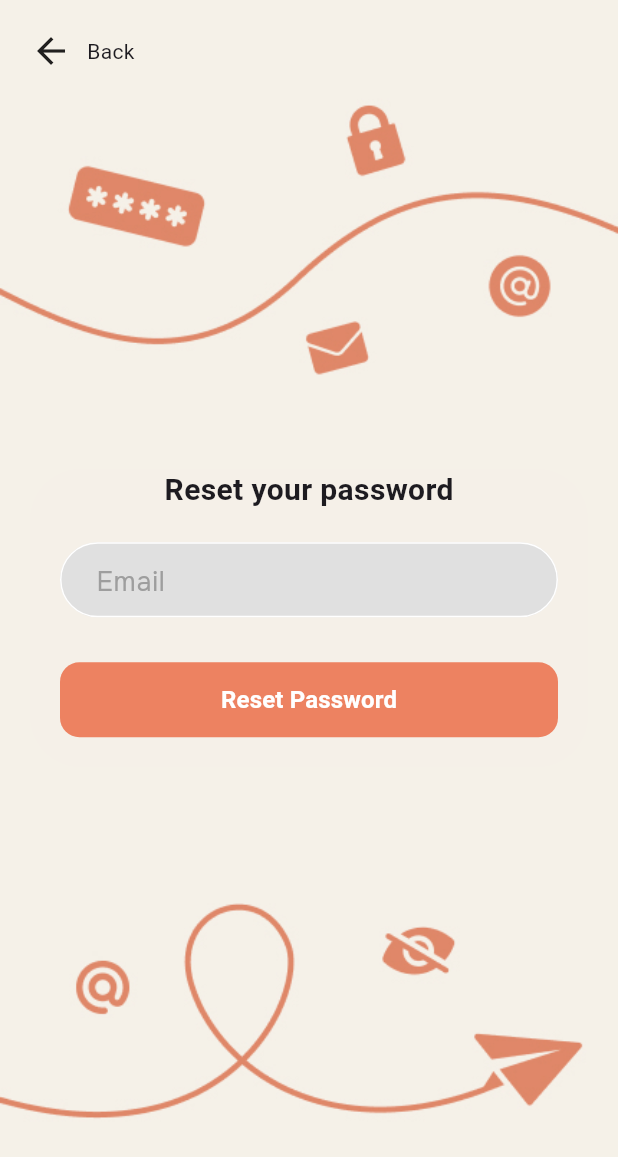
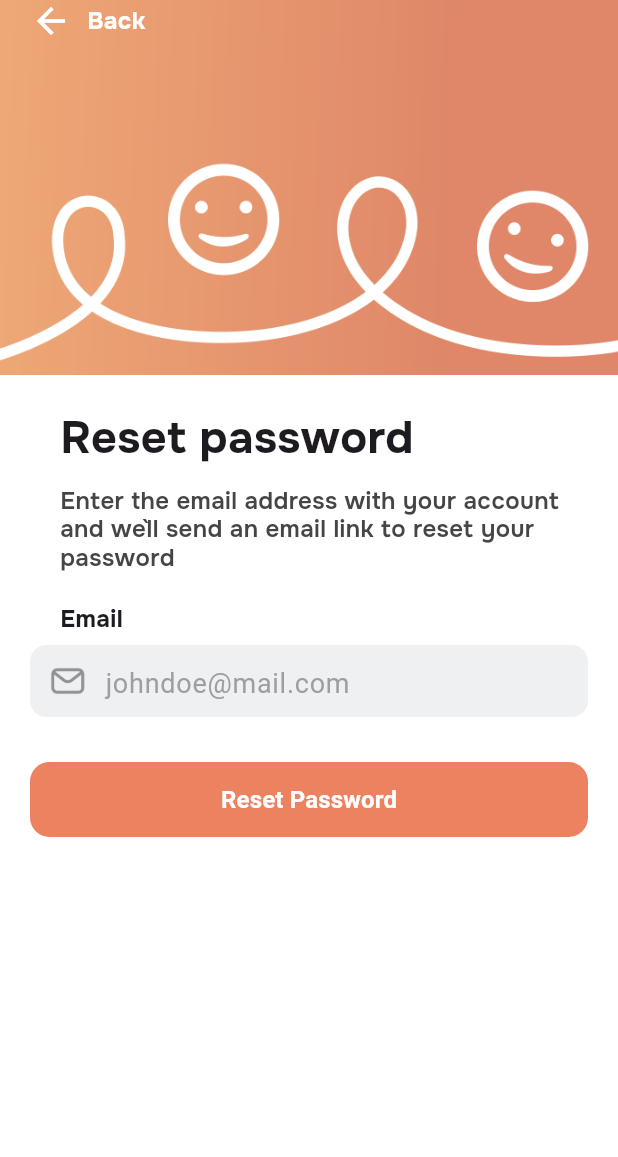
Before and after one commit to TshephangMogotsi/YouthSpot2025, a Flutter app: the ResetPasswordPage screen opened directly, on a phone screen of 412 x 824 dp. Shown: the top 1157 px of the screen. Run offline on Flutter 3.47's test engine with Material 3 defaults, Android fonts, the phone set to English and light mode, and no system bars; our stand-ins replace auto_size_text, awesome_notifications, cached_network_image, date_picker_timeline, device_info_plus, dio and 19 more; missing offline and left inert: day_night_time_picker, maps_launcher, pdfx; accounts and stored records are empty; project files that could hold a hidden picture were left out.

Commit message:
updated UI for rest password page

```diff
--- a/lib/auth/reset_password.dart
+++ b/lib/auth/reset_password.dart
@@ -1,3 +1,4 @@
+import 'package:lottie/lottie.dart';
 import 'package:provider/provider.dart';
 import 'package:supabase_flutter/supabase_flutter.dart';
 import 'package:youthspot/auth/auth_service.dart';
@@ -7,7 +8,7 @@ import 'package:youthspot/config/font_constants.dart';
 import '../../config/constants.dart';
 import '../../config/theme_manager.dart';
 import '../../services/services_locator.dart';
-import '../global_widgets/custom_textfield.dart';
+import '../global_widgets/field_with_live_validation.dart';
 import '../global_widgets/primary_button.dart';
 import '../global_widgets/primary_padding.dart';
 
@@ -22,162 +23,130 @@ class _ResetPasswordPageState extends State<ResetPasswordPage> {
   final TextEditingController emailController = TextEditingController();
   final _formKey = GlobalKey<FormState>();
   bool isSubmitted = false;
+  bool isLoading = false;
   String? error;
 
+  // How far from the top the panel should start BEFORE submit
+  static const double _collapsedTopOffset = 250;
+
   Future<void> resetPassword() async {
-    if (!_formKey.currentState!.validate()) return;
+    // Use a null-safe validate guard
+    final isValid = _formKey.currentState?.validate() ?? false;
+    if (!isValid) return;
+
+    setState(() {
+      isLoading = true;
+      error = null;
+    });
 
     final auth = Provider.of<AuthService>(context, listen: false);
     try {
-      await auth.resetPassword(
-        email: emailController.text.trim(),
-      );
+      await auth.resetPassword(email: emailController.text.trim());
+      if (!mounted) return;
       setState(() {
         isSubmitted = true;
-        error = null;
       });
     } on AuthException catch (e) {
+      if (!mounted) return;
       setState(() {
         error = e.message;
+      });
       if (kDebugMode) print('Reset password error: $error');
-      });
     } catch (e) {
+      if (!mounted) return;
       setState(() {
         error = 'Network error. Please check your internet connection and try again.';
+      });
       if (kDebugMode) print('Reset password error: $e');
+    } finally {
+      if (!mounted) return;
+      setState(() {
+        isLoading = false;
       });
     }
   }
 
-
   @override
   Widget build(BuildContext context) {
     final themeManager = getIt<ThemeManager>();
+    final size = MediaQuery.of(context).size;
+
+    // Panel height is full height minus the top offset (0 after submit -> full screen)
+    final double panelHeight = size.height - (isSubmitted ? 0 : _collapsedTopOffset);
 
     return ValueListenableBuilder<ThemeMode>(
       valueListenable: themeManager.themeMode,
       builder: (context, theme, _) {
         return Scaffold(
-          backgroundColor:
-              theme == ThemeMode.dark ? const Color(0xFF1C1C24) : Colors.white,
+          backgroundColor: theme == ThemeMode.dark ? const Color(0xFF1C1C24) : Colors.white,
           body: Stack(
             children: [
-              Image.asset(
-                'assets/Backgrounds/Reset password.jpg',
-                fit: BoxFit.cover,
+              // Background image (visible only before submit above the panel)
+              Positioned.fill(
+                child: Image.asset(
+                  'assets/Backgrounds/login_background.png',
+                  fit: BoxFit.fitWidth,
+                  alignment: Alignment.topCenter,
+                ),
+              ),
+
+              // White panel that grows upward to full screen on success
+              Align(
+                alignment: Alignment.bottomCenter,
+                child: AnimatedContainer(
+                  duration: const Duration(milliseconds: 350),
+                  curve: Curves.easeInOut,
+                  // Your tweak: keep content at top before submit
+                  alignment: !isSubmitted ? Alignment.topCenter : null,
+                  height: panelHeight.clamp(0.0, size.height),
                   width: double.infinity,
-                height: double.infinity,
+                  color: Colors.white,
+                  child: SafeArea(
+                    top: false, // allow panel to cover the top when expanded
+                    child: PrimaryPadding(
+                      child: AnimatedSwitcher(
+                        duration: const Duration(milliseconds: 200),
+                        child: isSubmitted ? _buildSuccessContent() : _buildFormContent(),
                       ),
+                    ),
+                  ),
+                ),
+              ),
+
+              // Back button row (visible only pre-submit so success stays all white)
+              if (!isSubmitted)
                 SafeArea(
-                child: Column(
-                  children: [
-                    const Height20(),
-                    PrimaryPadding(
+                  child: PrimaryPadding(
                     child: InkWell(
-                        onTap: () {
-                          Navigator.of(context).pop();
-                        },
+                      onTap: () => Navigator.of(context).pop(),
                       child: Row(
                         children: [
-                            const Icon(Icons.arrow_back, size: 28),
+                          const Icon(Icons.arrow_back, size: 28, color: Colors.white),
                           const Width10(),
                           Text(
                             'Back',
-                              // style: titleStyle.copyWith(
-                              //   fontSize: 22,
-                              // ),
+                            style: AppTextStyles.primaryBold.copyWith(color: Colors.white),
                           ),
                         ],
                       ),
                     ),
                   ),
-                   if (isSubmitted)
-  Expanded(
-    child: Center(
-      child: PrimaryPadding(
-        child: Column(
-          mainAxisSize: MainAxisSize.min,
-          children: [
-            Text(
-              "A password reset link has been sent to ${emailController.text.trim()}",
-              style: AppTextStyles.primaryBigSemiBold,
-              textAlign: TextAlign.center,
-              // style: titleStyle.copyWith(
-              //   fontSize: 16,
-              // ),
                 ),
-            const Height20(),
-            PrimaryButton(
-              label: 'Back to Login',
-              customBackgroundColor: kSSIorange,
-              onTap: () => Navigator.of(context).pop(),
-            ),
-            const Height20(),
-          ],
-        ),
-      ),
-    ),
-  ),
-                  ],
-                ),
-              ),
-              if (!isSubmitted)
-                Center(
-                  child: Form(
-                    key: _formKey,
-                    child: PrimaryPadding(
+
+              // Loading overlay: dim background + centered circular progress + input blocker
+              if (isLoading)
+                Positioned.fill(
+                  child: AbsorbPointer(
+                    absorbing: true,
                     child: Container(
-                        decoration: BoxDecoration(
-                          color: backgroundColorLight,
-                          borderRadius: BorderRadius.circular(mainBorderRadius),
-                        ),
-                        child: PrimaryPadding(
-                          child: Column(
-                            mainAxisSize: MainAxisSize.min,
-                            children: [
-                              const Text(
-                                'Reset your password',
-                                style: TextStyle(
-                                  fontSize: 20,
-                                  fontWeight: FontWeight.bold,
-                                ),
-                              ),
-                              const Height10(),
-                              CustomTextField(
-                                hintText: 'Email',
-                                controller: emailController,
-                                isOnWhiteBackground: true,
-                                fillColor: Colors.grey[300],
-                                validator: (value) {
-                                  if (value == null || value.isEmpty) {
-                                    return 'Email is required';
-                                  }
-                                  final regex = RegExp(r'^[^@]+@[^@]+\.[^@]+');
-                                  if (!regex.hasMatch(value.trim())) {
-                                    return 'Enter a valid email';
-                                  }
-                                  return null;
-                                },
-                              ),
-                              const Height20(),
-                              if (error != null)
-                                Text(
-                                  error!,
-                                  style: const TextStyle(
-                                      color: pinkClr, fontSize: 14),
-                                ),
-                              const Height10(),
-                              PrimaryButton(
-                                label: 'Reset Password',
-                                customBackgroundColor: kSSIorange,
-                                onTap: () {
-                                  if (_formKey.currentState!.validate()) {
-                                    resetPassword();
-                                  }
-                                },
-                              ),
-                              const Height20(),
-                            ],
+                      color: Colors.black.withOpacity(0.15),
+                      child: const Center(
+                        child: SizedBox(
+                          width: 56,
+                          height: 56,
+                          child: CircularProgressIndicator(
+                            strokeWidth: 4,
+                            color: Colors.white,
                           ),
                         ),
                       ),
@@ -190,4 +159,168 @@ class _ResetPasswordPageState extends State<ResetPasswordPage> {
       },
     );
   }
+
+  // Form content wrapped in a Form with the key
+  Widget _buildFormContent() {
+    // Keep a small spacer so content sits ~20–30px from the top of the sheet.
+    return Form(
+      key: _formKey,
+      child: SingleChildScrollView(
+        physics: const BouncingScrollPhysics(),
+        child: Column(
+          crossAxisAlignment: CrossAxisAlignment.start,
+          children: [
+            const SizedBox(height: 30),
+            Row(
+              children: [
+                const Width20(),
+                Text(
+                  'Reset password',
+                  style: AppTextStyles.primaryBigBold.copyWith(fontSize: 30, height: .8),
+                ),
+              ],
+            ),
+            const Height20(),
+            Row(
+              children: [
+                const Width20(),
+                Flexible(
+                  child: Text(
+                    'Enter the email address with your account and we`ll send an email link to reset your password',
+                    style: AppTextStyles.primarySemiBold.copyWith(
+                      height: 1.2,
+                      color: const Color(0xFF454545),
+                    ),
+                  ),
+                ),
+              ],
+            ),
+            const Height20(),
+            FieldWithLiveValidation(
+              leadingAsset: 'assets/icon/mail.png',
+              title: "Email",
+              hintText: "johndoe@mail.com",
+              controller: emailController,
+              validator: (value) {
+                if (value == null || value.isEmpty) return 'Email is required';
+                final regex = RegExp(r'^[^@]+@[^@]+\.[^@]+');
+                if (!regex.hasMatch(value.trim())) return 'Enter a valid email';
+                return null;
+              },
+            ),
+            const Height20(),
+            if (error != null)
+              Text(
+                error!,
+                style: const TextStyle(color: pinkClr, fontSize: 14),
+              ),
+            const Height10(),
+            PrimaryButton(
+              label: 'Reset Password',
+              customBackgroundColor: kSSIorange,
+              onTap: () async {
+                final isValid = _formKey.currentState?.validate() ?? false;
+                if (isValid) {
+                  await resetPassword();
                 }
+              },
+            ),
+            const Height20(),
+          ],
+        ),
+      ),
+    );
+  }
+
+  Widget _buildSuccessContent() {
+    return SingleChildScrollView(
+      physics: const BouncingScrollPhysics(),
+      child: Column(
+        crossAxisAlignment: CrossAxisAlignment.center,
+        children: [
+          const Height20(),
+          const Height20(),
+          const SizedBox(height: 10),
+          Lottie.asset(
+            'assets/icon/Settings/email.json',
+            width: 180,
+            repeat: true,
+            reverse: false,
+            animate: true,
+            fit: BoxFit.contain,
+          ),
+          Row(
+            children: [
+              const Width20(),
+              Text(
+                'Password Reset\nEmail has been Sent',
+                textAlign: TextAlign.center,
+                style: AppTextStyles.primaryBigBold.copyWith(fontSize: 30, height: 1.1),
+              ),
+            ],
+          ),
+          const Height20(),
+          Row(
+            children: [
+              const Width20(),
+              Flexible(
+                child: Text(
+                  'A password reset email has been sent \nto your email address',
+                  textAlign: TextAlign.center,
+                  style: AppTextStyles.primaryBigSemiBold.copyWith(
+                    height: 1.2,
+                    color: const Color(0x95454545),
+                  ),
+                ),
+              ),
+            ],
+          ),
+          const Height20(),
+          if (error != null)
+            Text(
+              error!,
+              style: const TextStyle(color: pinkClr, fontSize: 14),
+            ),
+          const Height10(),
+          PrimaryButton(
+            label: 'Back to login',
+            customBackgroundColor: Colors.black,
+            onTap: () => Navigator.of(context).pop(),
+          ),
+          const Height20(),
+          Column(
+            children: [
+              Text(
+                "Did not get your email? Check your",
+                style: AppTextStyles.primaryBold.copyWith(color: Colors.grey),
+              ),
+              const Width10(),
+              Row(
+                mainAxisAlignment: MainAxisAlignment.center,
+                children: [
+                  Text(
+                    "spam folder or ",
+                    style: AppTextStyles.primaryBold.copyWith(color: Colors.grey),
+                  ),
+                  InkWell(
+                    onTap: () {
+                      setState(() {
+                        isSubmitted = false;
+                        error = null;
+                      });
+                    },
+                    child: Text(
+                      "Try another email",
+                      style: AppTextStyles.primaryBold.copyWith(color: Colors.blue),
+                    ),
+                  ),
+                ],
+              ),
+            ],
+          ),
+          const Height20(),
+        ],
+      ),
+    );
+  }
+}
--- a/lib/auth/sign_in.dart
+++ b/lib/auth/sign_in.dart
@@ -167,6 +167,7 @@ class _SignInPageState extends State<SignInPage> {
                               Height20(),
 
                               FieldWithLiveValidation(
+                                leadingAsset: 'assets/icon/mail.png',
                                 title: "Email",
                                 hintText: "johndoe@mail.com",
                                 controller: emailController,
@@ -178,6 +179,7 @@ class _SignInPageState extends State<SignInPage> {
                               ),
                               const Height20(),
                               FieldWithLiveValidation(
+                                leadingAsset: 'assets/icon/password.png',
                                 title: "Password",
                                 hintText: "Enter your password",
                                 controller: passwordController,
@@ -243,7 +245,6 @@ class _SignInPageState extends State<SignInPage> {
                               const Height20(),
                               Divider(),
                               const Height20(),
-                              Spacer(),
 
                               Center(
                                 child: Text(
--- a/lib/config/font_constants.dart
+++ b/lib/config/font_constants.dart
@@ -1,7 +1,6 @@
 import 'package:flutter/material.dart';
 
 class AppTextStyles {
-
   static const TextStyle title = TextStyle(
     fontFamily: 'Onest',
     fontWeight: FontWeight.w700, // Bold
@@ -32,13 +31,19 @@ class AppTextStyles {
     fontSize: 16,
   );
 
+  static const TextStyle primarySemiBold = TextStyle(
+    fontFamily: 'Onest',
+    fontWeight: FontWeight.w600, // Regular
+    fontSize: 16,
+  );
+
   static const TextStyle primaryRegular = TextStyle(
     fontFamily: 'Onest',
     fontWeight: FontWeight.w400, // Regular
     fontSize: 16,
   );
 
-   static const TextStyle secondarySemiBold = TextStyle(
+  static const TextStyle secondarySemiBold = TextStyle(
     fontFamily: 'Onest',
     fontWeight: FontWeight.w600, // Regular
     fontSize: 14,
@@ -56,8 +61,6 @@ class AppTextStyles {
     fontSize: 12,
   );
 
-
-
   static const TextStyle secondary = TextStyle(
     fontFamily: 'Onest',
     fontWeight: FontWeight.w300, // Light
--- a/lib/global_widgets/field_with_live_validation.dart
+++ b/lib/global_widgets/field_with_live_validation.dart
@@ -16,6 +16,7 @@ class FieldWithLiveValidation extends StatefulWidget {
   final IconData? trailingIcon;
   final VoidCallback? onTrailingPressed;
   final Function(String)? onChanged;
+  final String? leadingAsset; // <-- NEW
 
   const FieldWithLiveValidation({
     super.key,
@@ -28,6 +29,7 @@ class FieldWithLiveValidation extends StatefulWidget {
     this.trailingIcon,
     this.onTrailingPressed,
     this.onChanged,
+    this.leadingAsset, // <-- NEW
   });
 
   @override
@@ -61,6 +63,16 @@ class _FieldWithLiveValidationState extends State<FieldWithLiveValidation> {
           ),
           child: Row(
             children: [
+              if (widget.leadingAsset != null)
+                Padding(
+                  padding: const EdgeInsets.only(right: 8.0),
+                  child: Image.asset(
+                    widget.leadingAsset!,
+                    height: 24,
+                    width: 24,
+                  ),
+                ),
+                SizedBox(width: 5,),
               Expanded(
                 child: TextFormField(
                   controller: widget.controller,
@@ -98,7 +110,6 @@ class _FieldWithLiveValidationState extends State<FieldWithLiveValidation> {
     );
   }
 }
-
 ///
 /// Dropdown with live validation for gender.
 /// Includes built-in 20px left spacing for consistent styling.
@@ -149,14 +160,14 @@ class DropdownWithLiveValidation extends StatelessWidget {
               value: value,
               hint: Text(
                 hintText,
-                style: const TextStyle(fontSize: 18, color: Colors.grey),
+                style: AppTextStyles.primaryRegular
               ),
               isExpanded: true,
               items: items
                   .map(
                     (item) => DropdownMenuItem(
                       value: item,
-                      child: Text(item, style: const TextStyle(fontSize: 18)),
+                      child: Text(item, style: AppTextStyles.primaryRegular),
                     ),
                   )
                   .toList(),
```
Also changed, not shown: assets/icon/Settings/email.json (added, +1 -0 lines), assets/icon/mail.png (added), assets/icon/password.png (added). Lines whose indentation alone changed are shown as unchanged.
